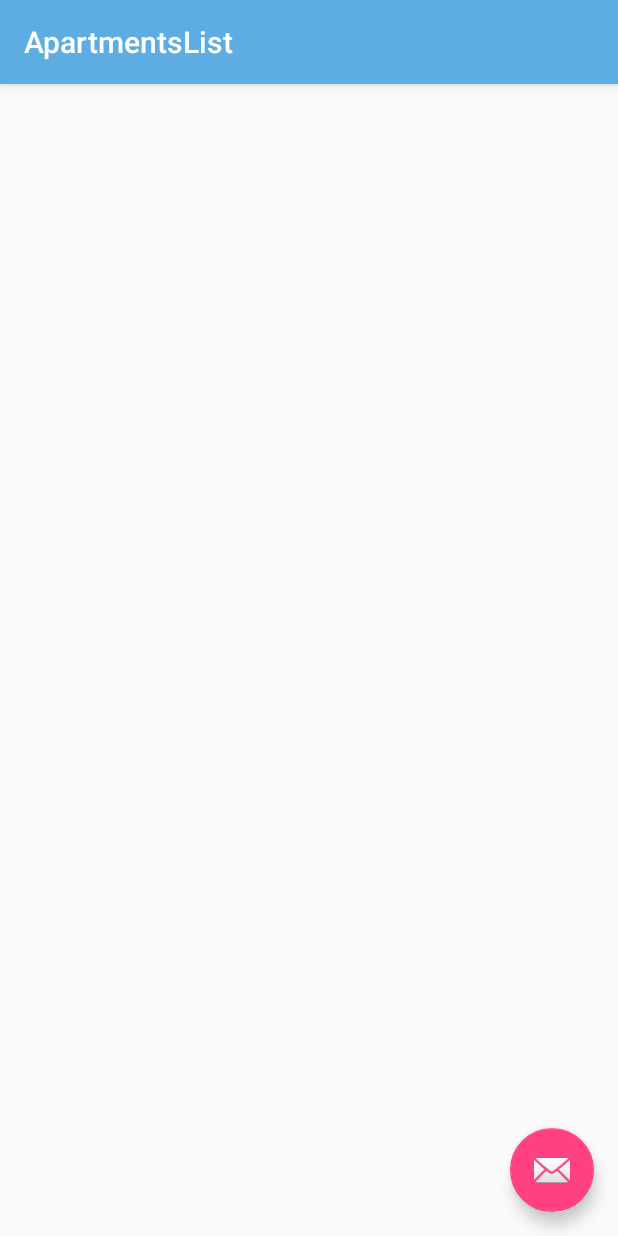
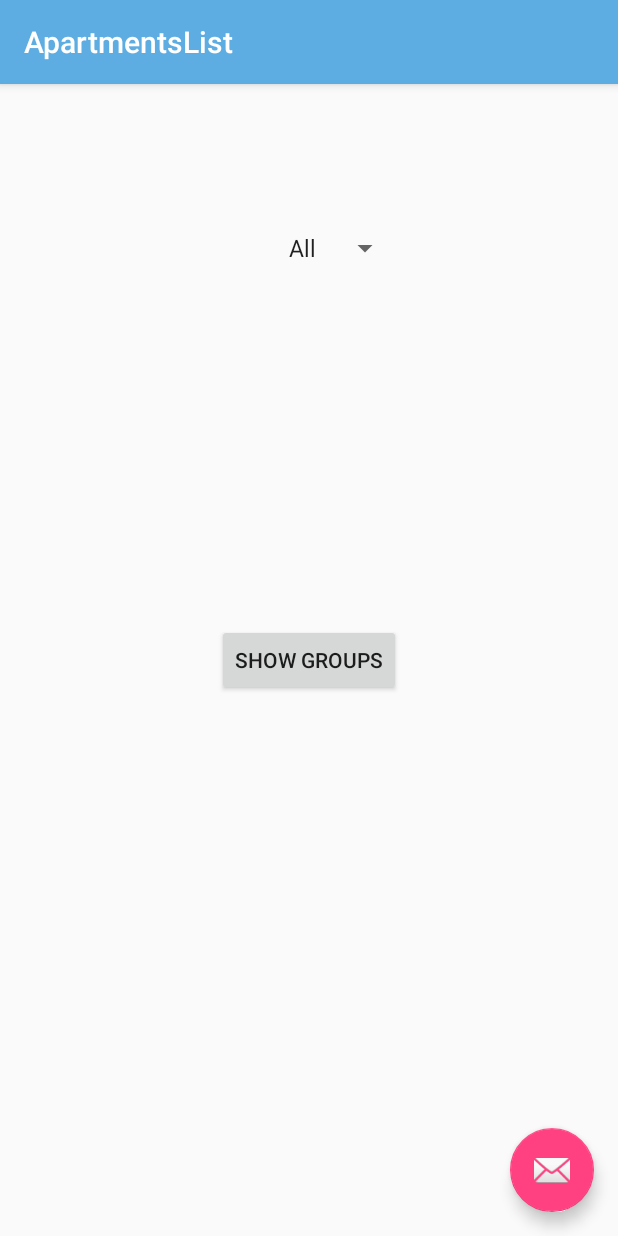
Before and after one commit to yash755/Floorat, an Android app: the ApartmentsList screen opened directly, with no data from a screen before it, on a phone screen of 412 x 824 dp. Run offline under Robolectric (Android 15) with nearby library versions, the phone set to English and light mode, and no system bars.

```diff
--- a/Floorat/app/src/main/java/com/floorat/ApartmentsList.java
+++ b/Floorat/app/src/main/java/com/floorat/ApartmentsList.java
@@ -1,11 +1,17 @@
 package com.floorat;
 
+import android.content.Intent;
 import android.os.Bundle;
 import android.support.design.widget.FloatingActionButton;
 import android.support.design.widget.Snackbar;
+import android.support.v4.view.GravityCompat;
+import android.support.v4.widget.DrawerLayout;
 import android.support.v7.app.AppCompatActivity;
 import android.support.v7.widget.Toolbar;
 import android.view.View;
+import android.widget.AdapterView;
+import android.widget.Button;
+import android.widget.Spinner;
 
 public class ApartmentsList extends AppCompatActivity {
 
@@ -25,8 +31,43 @@ public class ApartmentsList extends AppCompatActivity {
             }
         });
 
+        Spinner s1 = (Spinner) findViewById(R.id.spinner);
+
+        s1.setOnItemSelectedListener(new AdapterView.OnItemSelectedListener() {
+            @Override
+            public void onItemSelected(AdapterView<?> parent, View view, int position, long id) {
+                String str6 = parent.getSelectedItem().toString();
+            }
+
+            @Override
+            public void onNothingSelected(AdapterView<?> parent) {
+
+            }
+        });
 
 
+        Button b2 = (Button) findViewById(R.id.button2);
+
+        b2.setOnClickListener(new View.OnClickListener() {
+            @Override
+            public void onClick(View v) {
+                Intent in = new Intent(ApartmentsList.this, Home.class);
+                startActivity(in);
+            }
+        });
+    }
+    @Override
+    public void onBackPressed() {
+        DrawerLayout drawer = (DrawerLayout) findViewById(R.id.drawer_layout);
+        if (drawer.isDrawerOpen(GravityCompat.START)) {
+            drawer.closeDrawer(GravityCompat.START);
+        } else {
+            Intent intent = new Intent(Intent.ACTION_MAIN);
+            intent.addCategory(Intent.CATEGORY_HOME);
+            intent.setFlags(Intent.FLAG_ACTIVITY_NEW_TASK);
+            startActivity(intent);
+            super.onBackPressed();
+        }
     }
 
 }
--- a/Floorat/app/src/main/res/layout/content_apartments_list.xml
+++ b/Floorat/app/src/main/res/layout/content_apartments_list.xml
@@ -9,4 +9,22 @@
     app:layout_behavior="@string/appbar_scrolling_view_behavior"
     tools:showIn="@layout/activity_apartments_list" tools:context="com.floorat.ApartmentsList">
 
+    <Spinner
+        android:layout_width="wrap_content"
+        android:layout_height="wrap_content"
+        android:id="@+id/spinner"
+        android:layout_marginTop="81dp"
+        android:entries="@array/collections"
+        android:layout_alignParentTop="true"
+        android:layout_alignRight="@+id/button2"
+        android:layout_alignEnd="@+id/button2" />
+
+    <Button
+        android:layout_width="wrap_content"
+        android:layout_height="wrap_content"
+        android:text="Show Groups"
+        android:id="@+id/button2"
+        android:layout_centerVertical="true"
+        android:layout_centerHorizontal="true" />
+
 </RelativeLayout>
--- a/Floorat/app/src/main/res/values/strings.xml
+++ b/Floorat/app/src/main/res/values/strings.xml
@@ -11,5 +11,14 @@
     <string name="title_activity_search_result">SearchResult</string>
     <string name="title_activity_apartments_list">ApartmentsList</string>
 
+    <string-array name="collections">
+        <item>All</item>
+        <item>A</item>
+        <item>B</item>
+        <item>C</item>
+        <item>D</item>
+        <item>E</item>
+        <item>F</item>
+    </string-array>
 
 </resources>
```
Also changed, not shown: Floorat/app/src/main/java/com/floorat/Login.java (+6 -11 lines).
